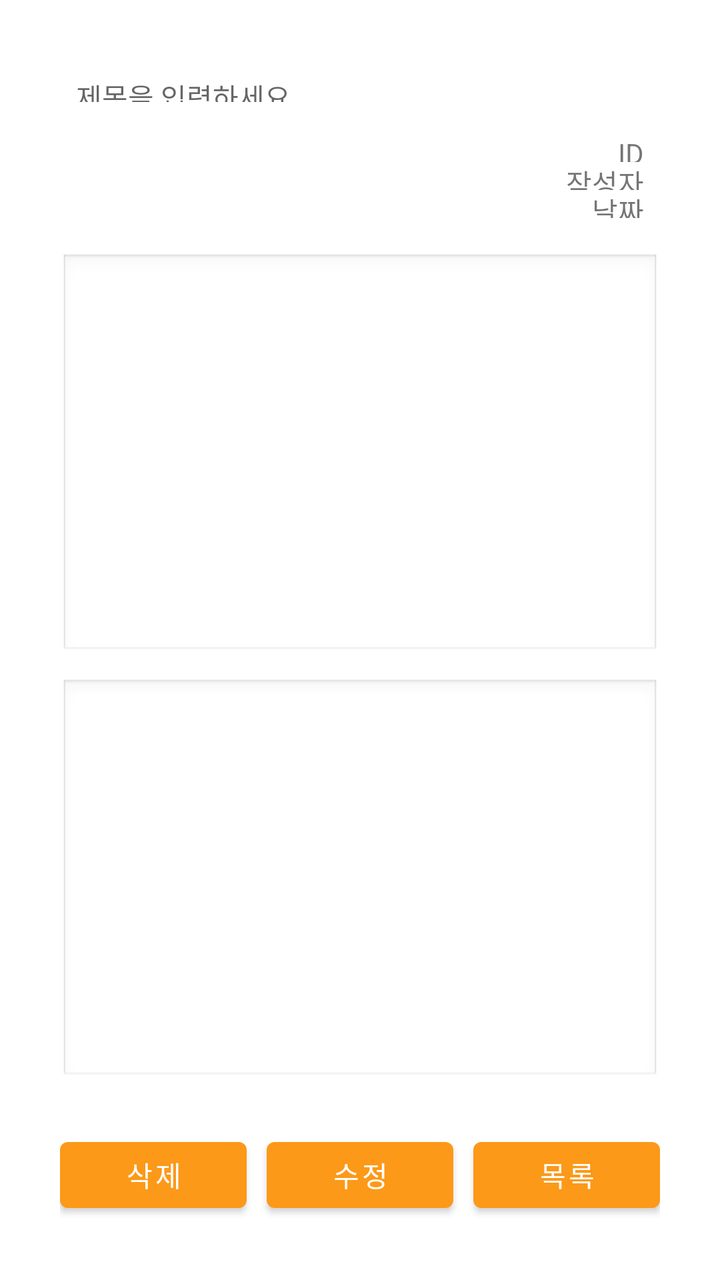
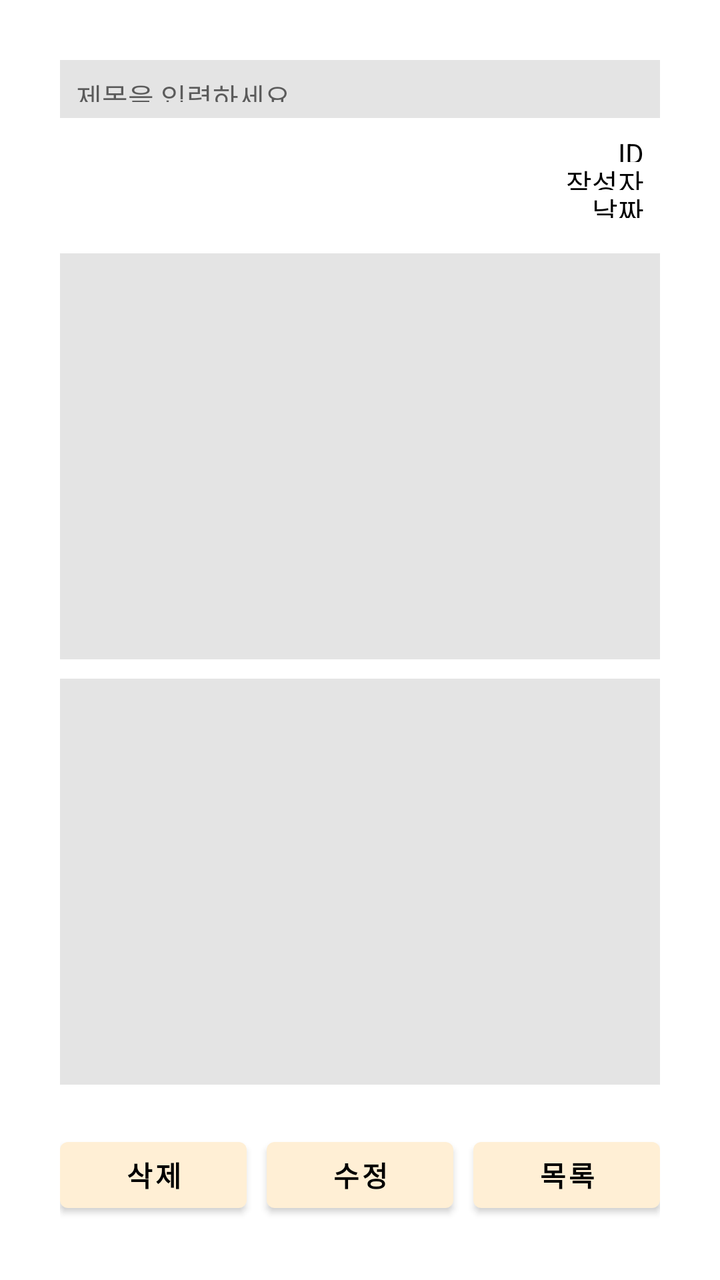

Before-and-after screenshots of an Android layout around one commit, followed by the original layout XML and the change that was made.
<!-- AndroidManifest.xml: application theme Theme.ReportView_003 -->
<!-- res/layout/qna_detail_main.xml -->
<?xml version="1.0" encoding="utf-8"?>
<androidx.constraintlayout.widget.ConstraintLayout xmlns:android="http://schemas.android.com/apk/res/android"
    android:layout_width="match_parent"
    android:layout_height="match_parent"
    android:padding="30dp"
    xmlns:app="http://schemas.android.com/apk/res-auto">

    
    <TextView
        android:id="@+id/qna_title"
        android:layout_width="0dp"
        android:layout_height="0dp"
        app:layout_constraintHeight_percent="0.05"
        android:hint="제목을 입력하세요"
        app:layout_constraintStart_toStartOf="parent"
        app:layout_constraintEnd_toEndOf="parent"
        app:layout_constraintTop_toTopOf="parent"
        android:padding="8dp" />

    
    <LinearLayout
        android:id="@+id/qna_info_box"
        android:layout_width="0dp"
        android:layout_height="0dp"
        app:layout_constraintHeight_percent="0.1"
        android:orientation="vertical"
        app:layout_constraintStart_toStartOf="parent"
        app:layout_constraintEnd_toEndOf="parent"
        app:layout_constraintTop_toBottomOf="@id/qna_title"
        android:padding="8dp"
        >

        <TextView
            android:id="@+id/qna_id"
            android:layout_width="match_parent"
            android:layout_weight="1"
            android:layout_height="0dp"
            android:text="ID"
            android:gravity="end"
            android:textSize="14sp" />

        <TextView
            android:id="@+id/qna_user"
            android:layout_width="match_parent"
            android:layout_weight="1"
            android:layout_height="0dp"
            android:text="작성자"
            android:gravity="end"
            android:textSize="14sp" />

        <TextView
            android:id="@+id/qna_date"
            android:layout_width="match_parent"
            android:layout_weight="1"
            android:layout_height="0dp"
            android:text="날짜"
            android:gravity="end"
            android:textSize="14sp" />
    </LinearLayout>

    
    <TextView
        android:id="@+id/qna_input_text"
        android:layout_width="0dp"
        android:layout_height="0dp"
        app:layout_constraintHeight_percent="0.35"
        android:gravity="top"
        android:padding="15dp"
        android:background="@android:drawable/edit_text"
        app:layout_constraintStart_toStartOf="parent"
        app:layout_constraintEnd_toEndOf="parent"
        app:layout_constraintTop_toBottomOf="@id/qna_info_box"
        app:layout_constraintBottom_toTopOf="@id/qna_comment" />

    <TextView
        android:id="@+id/qna_comment"
        android:layout_width="0dp"
        android:layout_height="0dp"
        app:layout_constraintHeight_percent="0.35"
        android:gravity="top"
        android:padding="15dp"
        android:background="@android:drawable/edit_text"
        app:layout_constraintStart_toStartOf="parent"
        app:layout_constraintEnd_toEndOf="parent"
        app:layout_constraintTop_toBottomOf="@id/qna_input_text"
        app:layout_constraintBottom_toTopOf="@id/qna_button_box" />

    
    <LinearLayout
        android:id="@+id/qna_button_box"
        android:layout_width="0dp"
        android:layout_height="0dp"
        app:layout_constraintHeight_percent="0.1"
        android:orientation="horizontal"
        android:paddingTop="13dp"
        app:layout_constraintStart_toStartOf="parent"
        app:layout_constraintEnd_toEndOf="parent"
        app:layout_constraintBottom_toBottomOf="parent">

        <Button
            android:id="@+id/qna_delete_button"
            android:layout_width="0dp"
            android:layout_weight="1"
            android:layout_height="wrap_content"
            android:layout_marginEnd="5dp"
            android:text="삭제" />

        <Button
            android:id="@+id/qna_edit_button"
            android:layout_width="0dp"
            android:layout_weight="1"
            android:layout_height="wrap_content"
            android:layout_marginEnd="5dp"
            android:layout_marginStart="5dp"
            android:text="수정" />

        <Button
            android:id="@+id/qna_list_button"
            android:layout_width="0dp"
            android:layout_weight="1"
            android:layout_height="wrap_content"
            android:layout_marginStart="5dp"
            android:text="목록" />
    </LinearLayout>

</androidx.constraintlayout.widget.ConstraintLayout>
<!-- resources referenced by this layout -->
<resources>
  <style name="Theme.ReportView_003" parent="Theme.MaterialComponents.DayNight.NoActionBar">
          
          <item name="colorPrimary">@color/bg_color</item>
          <item name="colorPrimaryVariant">@color/orange_dark</item>
          <item name="colorOnPrimary">@color/white</item>
          
          <item name="colorSecondary">@color/teal_200</item>
          <item name="colorSecondaryVariant">@color/teal_700</item>
          <item name="colorOnSecondary">@color/black</item>
          
          <item name="android:statusBarColor">?attr/colorPrimaryVariant</item>
          
          
          <item name="android:textColorPrimary">@color/black</item>
          <item name="android:textColorSecondary">@color/black</item>
  
          
          <item name="android:navigationBarColor">@color/bg_color</item>
      </style>
  <color name="bg_color">#FC9918</color>"
  <color name="orange_dark">#875B00</color>"
  <color name="white">#FFFFFFFF</color>
  <color name="teal_200">#FF03DAC5</color>
  <color name="teal_700">#FF018786</color>
  <color name="black">#FF000000</color>
</resources>

<!-- the commit's change to res/layout/qna_detail_main.xml (unified diff, before → after) -->
@@ -12,6 +12,7 @@
         android:layout_height="0dp"
         app:layout_constraintHeight_percent="0.05"
         android:hint="제목을 입력하세요"
+        android:background="?attr/colorSecondary"
         app:layout_constraintStart_toStartOf="parent"
         app:layout_constraintEnd_toEndOf="parent"
         app:layout_constraintTop_toTopOf="parent"
@@ -66,7 +67,7 @@
         app:layout_constraintHeight_percent="0.35"
         android:gravity="top"
         android:padding="15dp"
-        android:background="@android:drawable/edit_text"
+        android:background="?attr/colorSecondary"
         app:layout_constraintStart_toStartOf="parent"
         app:layout_constraintEnd_toEndOf="parent"
         app:layout_constraintTop_toBottomOf="@id/qna_info_box"
@@ -79,7 +80,7 @@
         app:layout_constraintHeight_percent="0.35"
         android:gravity="top"
         android:padding="15dp"
-        android:background="@android:drawable/edit_text"
+        android:background="?attr/colorSecondary"
         app:layout_constraintStart_toStartOf="parent"
         app:layout_constraintEnd_toEndOf="parent"
         app:layout_constraintTop_toBottomOf="@id/qna_input_text"
@@ -103,6 +104,8 @@
             android:layout_weight="1"
             android:layout_height="wrap_content"
             android:layout_marginEnd="5dp"
+            android:textStyle="bold"
+            android:textColor="?attr/colorOnSecondary"
             android:text="삭제" />
 
         <Button
@@ -112,6 +115,8 @@
             android:layout_height="wrap_content"
             android:layout_marginEnd="5dp"
             android:layout_marginStart="5dp"
+            android:textStyle="bold"
+            android:textColor="?attr/colorOnSecondary"
             android:text="수정" />
 
         <Button
@@ -120,6 +125,8 @@
             android:layout_weight="1"
             android:layout_height="wrap_content"
             android:layout_marginStart="5dp"
+            android:textStyle="bold"
+            android:textColor="?attr/colorOnSecondary"
             android:text="목록" />
     </LinearLayout>
 
<!-- resource entries referenced after the edit -->
@@ -3,27 +3,25 @@
   <style name="Theme.ReportView_003" parent="Theme.MaterialComponents.DayNight.NoActionBar">
           
           <item name="colorPrimary">@color/bg_color</item>
-          <item name="colorPrimaryVariant">@color/orange_dark</item>
-          <item name="colorOnPrimary">@color/white</item>
+          <item name="colorPrimaryVariant">@color/bg_color</item>
+          <item name="colorOnPrimary">@color/black</item>
           
-          <item name="colorSecondary">@color/teal_200</item>
-          <item name="colorSecondaryVariant">@color/teal_700</item>
+          <item name="colorSecondary">#E4E4E4</item>
+          <item name="colorSecondaryVariant">#D1D1D1</item>
           <item name="colorOnSecondary">@color/black</item>
           
           <item name="android:statusBarColor">?attr/colorPrimaryVariant</item>
           
           
+          <item name="android:textColor">@color/black</item>
           <item name="android:textColorPrimary">@color/black</item>
           <item name="android:textColorSecondary">@color/black</item>
   
           
           <item name="android:navigationBarColor">@color/bg_color</item>
+          <item name="android:tint">@color/black</item>
       </style>
-  <color name="bg_color">#FC9918</color>"
-  <color name="orange_dark">#875B00</color>"
-  <color name="white">#FFFFFFFF</color>
-  <color name="teal_200">#FF03DAC5</color>
-  <color name="teal_700">#FF018786</color>
+  <color name="bg_color">#FFEFD5</color>"
   <color name="black">#FF000000</color>
 </resources>
 
